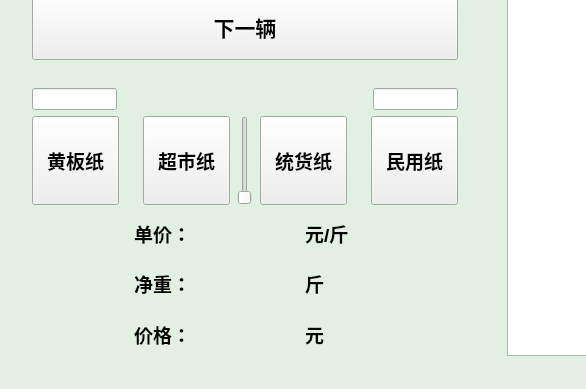
Before: the Qt Designer form wasterecycle.ui in ljhuan/WasteRecycle, drawn with Qt 5; both pictures show x 0 to 586 and y 310 to 699 of the 1136 by 699 pixel window.
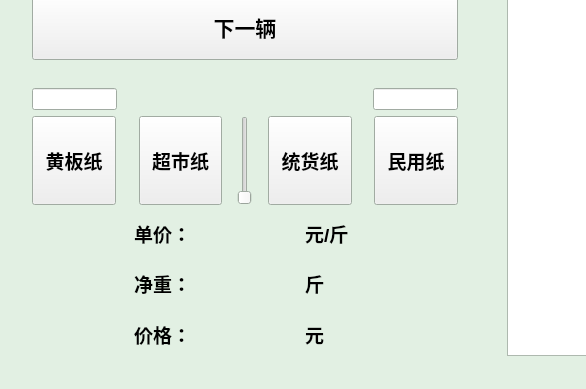
After: the same form once the commit is applied.

Diff of the .ui file:
```diff
--- a/wasterecycle.ui
+++ b/wasterecycle.ui
@@ -603,7 +603,7 @@
        </layout>
       </item>
       <item>
-       <layout class="QHBoxLayout" name="horizontalLayout_7" stretch="5,1,5,1,5,1,5">
+       <layout class="QHBoxLayout" name="horizontalLayout_7" stretch="5,1,5,2,5,1,5">
         <item>
          <widget class="QPushButton" name="btn_Level1">
           <property name="sizePolicy">
```
